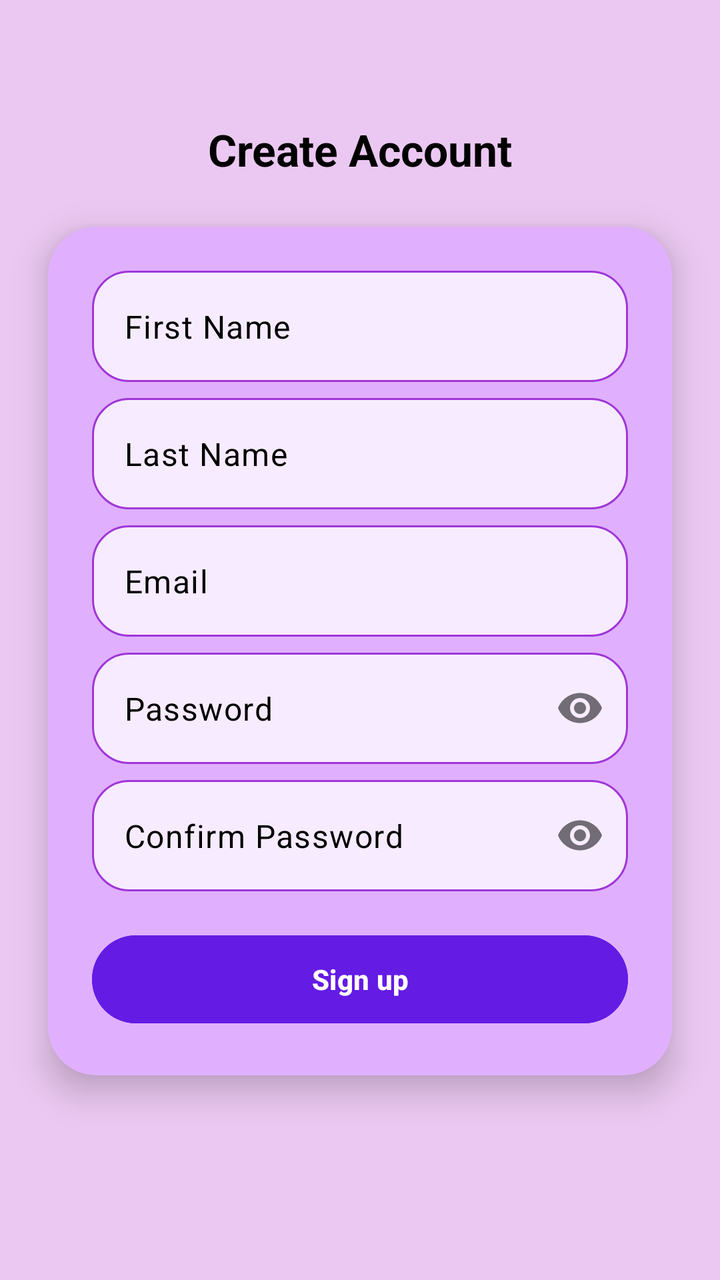
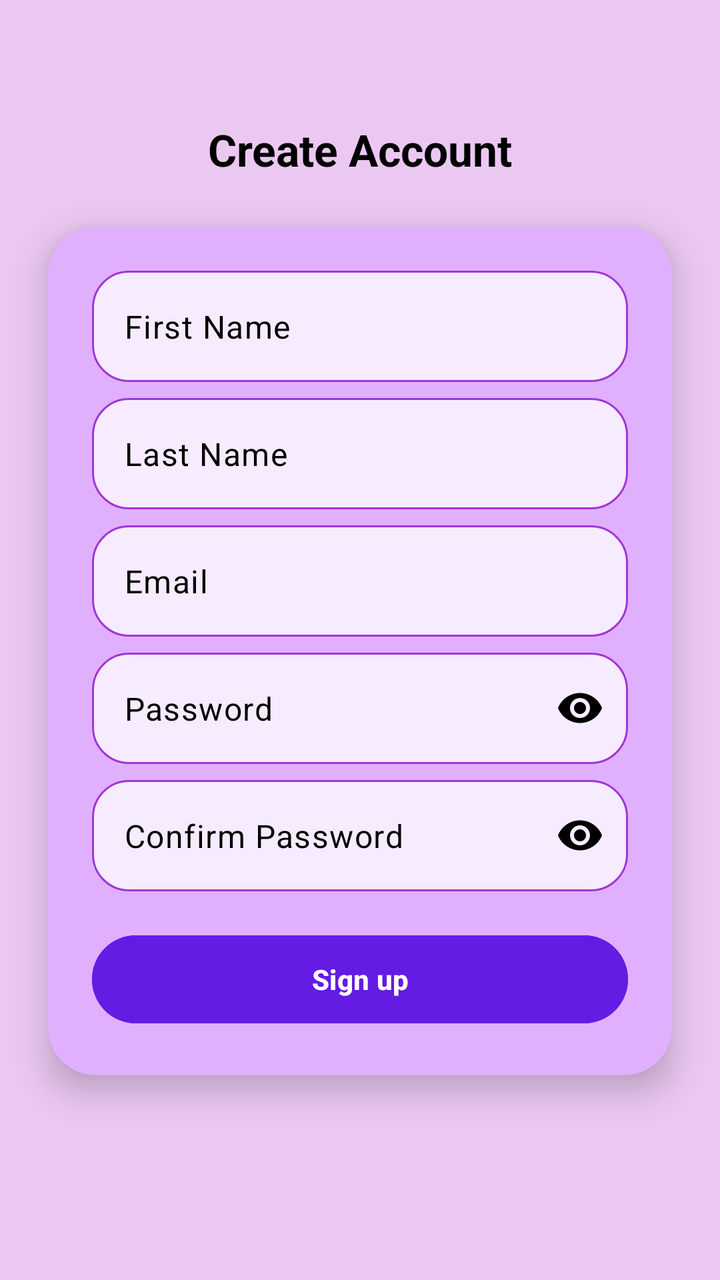

Two renders of the same Android screen: before a commit and after it. Below are the layout's source before the change and the commit's diff.
<!-- AndroidManifest.xml: application theme Theme.Therassistant2 -->
<!-- res/layout/activity_signup.xml -->
<?xml version="1.0" encoding="utf-8"?>
<androidx.constraintlayout.widget.ConstraintLayout xmlns:android="http://schemas.android.com/apk/res/android"
    xmlns:app="http://schemas.android.com/apk/res-auto"
    xmlns:tools="http://schemas.android.com/tools"
    android:layout_width="match_parent"
    android:layout_height="match_parent"
    android:background="#EBC8F1"
    tools:context=".Signup">

    <TextView
        android:id="@+id/signupTitle"
        android:layout_width="wrap_content"
        android:layout_height="wrap_content"
        android:text="Create Account"
        android:textSize="22sp"
        android:textStyle="bold"
        android:textColor="@android:color/black"
        android:layout_marginTop="60dp"
        app:layout_constraintTop_toTopOf="parent"
        app:layout_constraintStart_toStartOf="parent"
        app:layout_constraintEnd_toEndOf="parent" />

    <androidx.cardview.widget.CardView
        android:id="@+id/signupCard"
        android:layout_width="0dp"
        android:layout_height="wrap_content"
        android:layout_margin="24dp"
        app:cardCornerRadius="24dp"
        app:cardElevation="10dp"
        app:cardBackgroundColor="#E0B0FF"
        app:layout_constraintTop_toBottomOf="@id/signupTitle"
        app:layout_constraintStart_toStartOf="parent"
        app:layout_constraintEnd_toEndOf="parent">

        <LinearLayout
            android:layout_width="match_parent"
            android:layout_height="wrap_content"
            android:orientation="vertical"
            android:padding="22dp">

            
            <com.google.android.material.textfield.TextInputLayout
                android:layout_width="match_parent"
                android:layout_height="wrap_content"
                app:hintEnabled="false"
                app:hintTextColor="@color/black">

                <com.google.android.material.textfield.TextInputEditText
                    android:id="@+id/editTextText3"
                    android:layout_width="match_parent"
                    android:layout_height="wrap_content"
                    android:background="@drawable/rounded_button"
                    android:hint="First Name"
                    android:textColorHint="@color/black"
                    android:inputType="textPersonName"
                    android:textColor="@color/black" />
            </com.google.android.material.textfield.TextInputLayout>

            <com.google.android.material.textfield.TextInputLayout
                android:layout_width="match_parent"
                android:layout_height="wrap_content"
                android:layout_marginTop="8dp"
                app:hintEnabled="false"
                app:hintTextColor="@color/black">

                <com.google.android.material.textfield.TextInputEditText
                    android:id="@+id/editTextText4"
                    android:layout_width="match_parent"
                    android:layout_height="wrap_content"
                    android:background="@drawable/rounded_button"
                    android:hint="Last Name"
                    android:textColorHint="@color/black"
                    android:inputType="textPersonName"
                    android:textColor="@android:color/black" />
            </com.google.android.material.textfield.TextInputLayout>

            <com.google.android.material.textfield.TextInputLayout
                android:layout_width="match_parent"
                android:layout_height="wrap_content"
                android:layout_marginTop="8dp"
                app:hintEnabled="false"
                app:hintTextColor="@color/black">

                <com.google.android.material.textfield.TextInputEditText
                    android:id="@+id/editTextText5"
                    android:layout_width="match_parent"
                    android:layout_height="wrap_content"
                    android:background="@drawable/rounded_button"
                    android:hint="Email"
                    android:textColorHint="@color/black"
                    android:inputType="textEmailAddress"
                    android:textColor="@android:color/black" />
            </com.google.android.material.textfield.TextInputLayout>


            <com.google.android.material.textfield.TextInputLayout
                android:layout_width="match_parent"
                android:layout_height="wrap_content"
                android:layout_marginTop="8dp"
                app:hintTextColor="@color/black"
                app:hintEnabled="false"
                app:passwordToggleEnabled="true">

                <com.google.android.material.textfield.TextInputEditText
                    android:id="@+id/editTextText6"
                    android:layout_width="match_parent"
                    android:layout_height="wrap_content"
                    android:background="@drawable/rounded_button"
                    android:hint="Password"
                    android:textColorHint="@color/black"
                    android:inputType="textPassword"
                    android:textColor="@android:color/black" />
            </com.google.android.material.textfield.TextInputLayout>

            <com.google.android.material.textfield.TextInputLayout
                android:layout_width="match_parent"
                android:layout_height="wrap_content"
                android:layout_marginTop="8dp"
                app:hintTextColor="@color/black"
                app:hintEnabled="false"

                app:passwordToggleEnabled="true">

                <com.google.android.material.textfield.TextInputEditText
                    android:id="@+id/editTextText7"
                    android:layout_width="match_parent"
                    android:layout_height="wrap_content"
                    android:background="@drawable/rounded_button"
                    android:hint="Confirm Password"
                    android:textColorHint="@color/black"
                    android:inputType="textPassword"
                    android:textColor="@android:color/black" />
            </com.google.android.material.textfield.TextInputLayout>

            <Button
                android:id="@+id/button2"
                android:layout_width="match_parent"
                android:layout_height="52dp"
                android:layout_marginTop="18dp"
                android:text="Sign up"
                android:textStyle="bold"
                android:textColor="#FFFFFF"
                android:backgroundTint="#641BE4" />

        </LinearLayout>

    </androidx.cardview.widget.CardView>

</androidx.constraintlayout.widget.ConstraintLayout>
<!-- resources referenced by this layout -->
<resources>
  <color name="black">#FF000000</color>
  <!-- drawable rounded_button (drawable) -->
  <?xml version="1.0" encoding="utf-8"?>
  <shape xmlns:android="http://schemas.android.com/apk/res/android">
  
      <solid android:color="#F7ECFF" />
  
      <corners android:radius="18dp" />
  
      <stroke
          android:width="1dp"
          android:color="#A036D7" />
  
      <padding
          android:left="14dp"
          android:top="12dp"
          android:right="14dp"
          android:bottom="12dp" />
  
  </shape>
  <style name="Theme.Therassistant2" parent="Base.Theme.Therassistant2" />
  <style name="Base.Theme.Therassistant2" parent="Theme.Material3.DayNight.NoActionBar">
          
          
      </style>
</resources>

<!-- the commit's change to res/layout/activity_signup.xml (unified diff, before → after) -->
@@ -99,6 +99,7 @@
                 android:layout_marginTop="8dp"
                 app:hintTextColor="@color/black"
                 app:hintEnabled="false"
+                app:passwordToggleTint="@color/black"
                 app:passwordToggleEnabled="true">
 
                 <com.google.android.material.textfield.TextInputEditText
@@ -118,7 +119,7 @@
                 android:layout_marginTop="8dp"
                 app:hintTextColor="@color/black"
                 app:hintEnabled="false"
-
+                app:passwordToggleTint="@color/black"
                 app:passwordToggleEnabled="true">
 
                 <com.google.android.material.textfield.TextInputEditText
